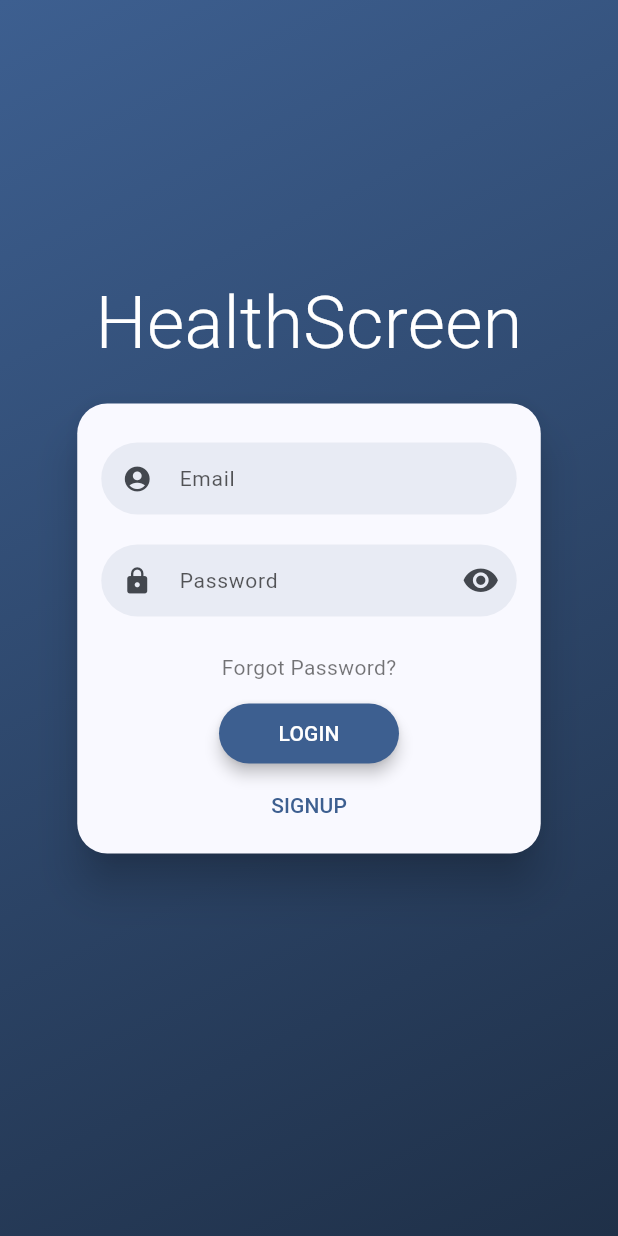
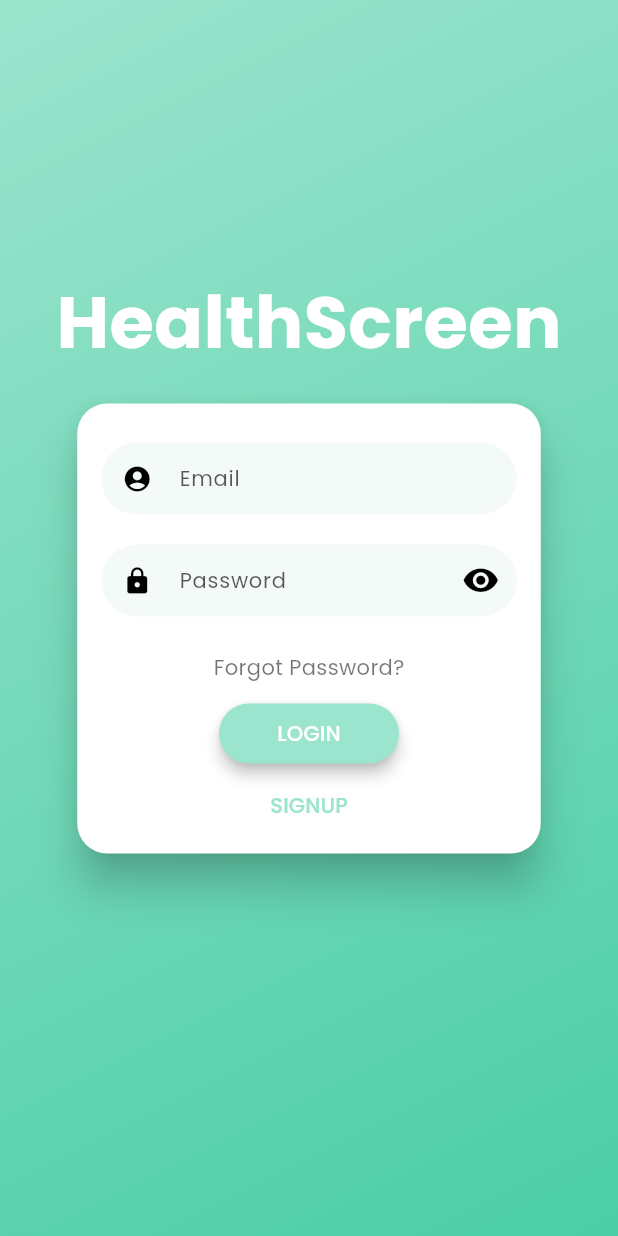
Before and after one commit to IsaacJ60/HealthScreen, a Flutter app: the screen it shows after launch, on a phone screen of 412 x 824 dp. Run offline on Flutter 3.47's test engine with Material 2 defaults, Android fonts, the phone set to English and light mode, and no system bars; drawn by our look-alikes of flutter_login; our stand-ins replace cloud_firestore, firebase_core, google_fonts; missing offline and left inert: flutter_survey, survey_kit; accounts and stored records are empty.

Commit message:
colors :0

```diff
--- /dev/null
+++ b/surveyapp/lib/app_colors.dart
@@ -0,0 +1,18 @@
+import 'package:flutter/material.dart';
+
+class AppColors {
+  // Color in hex format
+  // static const Color primaryColor =
+  // static const Color secondaryColor =
+  // Color.fromARGB(255, 255, 208, 208);
+  // static const Color accentColor =
+  // Color.fromARGB(255, 255, 158, 170);
+  // static const Color backgroundColor =
+  // Color.fromARGB(255, 193, 236, 228);
+
+  static const Color textColor = Color.fromARGB(255, 0, 0, 0);
+  static const Color backgroundColor = Color.fromARGB(255, 254, 251, 252);
+  static const Color primaryColor = Color.fromARGB(255, 155, 228, 205);
+  static const Color secondaryColor = Color.fromARGB(255, 237, 191, 206);
+  static const Color accentColor = Color.fromARGB(255, 48, 176, 136);
+}
--- a/surveyapp/lib/login_screen.dart
+++ b/surveyapp/lib/login_screen.dart
@@ -5,6 +5,7 @@ import 'package:surveyapp/initial_survey.dart';
 import 'package:surveyapp/database.dart';
 import 'package:surveyapp/dashboard_ui.dart';
 import 'package:surveyapp/email_sender.dart';
+import 'package:google_fonts/google_fonts.dart';
 
 class LoginScreen extends StatelessWidget {
   static const routeName = '/auth';
@@ -69,6 +70,12 @@ class LoginScreen extends StatelessWidget {
   Widget build(BuildContext context) {
     return FlutterLogin(
       title: 'HealthScreen',
+      // title: 'HEALTHSCREEN',
+      theme: LoginTheme(
+        titleStyle: const TextStyle(
+          fontWeight: FontWeight.bold,
+        ),
+      ),
       onLogin: _authUser,
       onSignup: _signupUser,
       onRecoverPassword: _recoverPassword,
--- a/surveyapp/lib/main.dart
+++ b/surveyapp/lib/main.dart
@@ -1,22 +1,16 @@
 import 'package:flutter/material.dart';
-import 'package:flutter_survey/flutter_survey.dart';
+import 'package:surveyapp/app_colors.dart';
 
 import 'package:firebase_core/firebase_core.dart';
 import 'package:surveyapp/dashboard_ui.dart';
 import 'package:surveyapp/insights_page.dart';
 import 'firebase_options.dart';
-import 'package:cloud_firestore/cloud_firestore.dart';
-
 import 'package:surveyapp/login_screen.dart';
 import 'package:surveyapp/profile_page.dart';
-import 'firebase_options.dart'; // Import the Firebase options file
-import 'package:cloud_firestore/cloud_firestore.dart';
 
-import 'package:surveyapp/login_screen.dart';
-import 'package:surveyapp/database.dart';
 import 'package:surveyapp/initial_survey.dart';
 import 'package:surveyapp/transition_route_observer.dart';
-import 'package:surveyapp/insights_item.dart';
+import 'package:google_fonts/google_fonts.dart';
 
 void main() async {
   WidgetsFlutterBinding.ensureInitialized();
@@ -35,8 +29,13 @@ class MainApp extends StatelessWidget {
     return MaterialApp(
       title: 'Survey Demo',
       theme: ThemeData(
-        colorScheme: ColorScheme.fromSeed(
-            seedColor: const Color.fromARGB(255, 40, 144, 255)),
+        colorScheme: const ColorScheme.light(
+          primary: AppColors.primaryColor,
+          secondary: AppColors.secondaryColor,
+          tertiary: AppColors.accentColor,
+          background: AppColors.backgroundColor,
+        ),
+        fontFamily: GoogleFonts.poppins().fontFamily,
         useMaterial3: true,
       ),
       // home: const MyHomePage(title: 'Flutter Survey'),
@@ -47,9 +46,11 @@ class MainApp extends StatelessWidget {
         LoginScreen.routeName: (context) => LoginScreen(),
         InitialSurvey.routeName: (context) =>
             const InitialSurvey(title: "Survey 1", username: "alan"),
-        DashboardUI.routeName: (context) => DashboardUI(username: "alan", name:""),
+        DashboardUI.routeName: (context) =>
+            DashboardUI(username: "alan", name: ""),
         InsightsPage.routeName: (context) => InsightsPage(),
-        ProfilePage.routeName: (context) => ProfilePage(username: "alan", name:""),
+        ProfilePage.routeName: (context) =>
+            ProfilePage(username: "alan", name: ""),
       },
     );
   }
--- a/surveyapp/pubspec.yaml
+++ b/surveyapp/pubspec.yaml
@@ -41,6 +41,7 @@ dependencies:
   # Use with the CupertinoIcons class for iOS style icons.
   cupertino_icons: ^1.0.2
   file_picker: ^5.3.2
+  google_fonts: ^5.1.0
 
 dev_dependencies:
   flutter_test:
```
Also changed, not shown: surveyapp/pubspec.lock, 1 other file.
